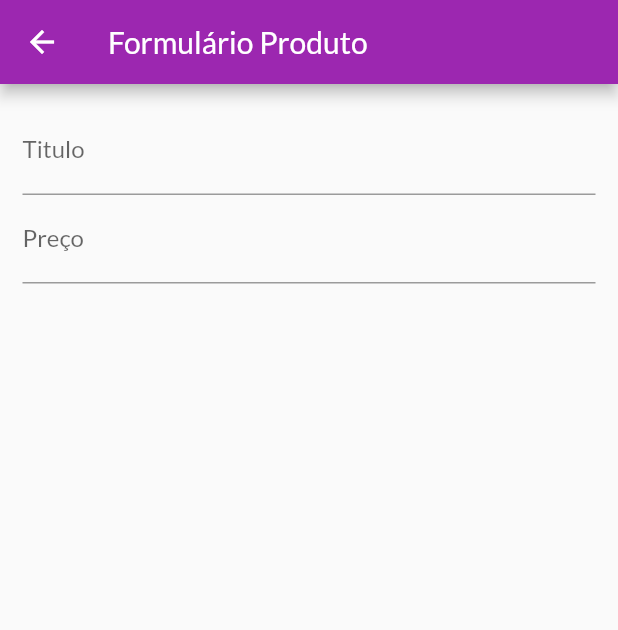
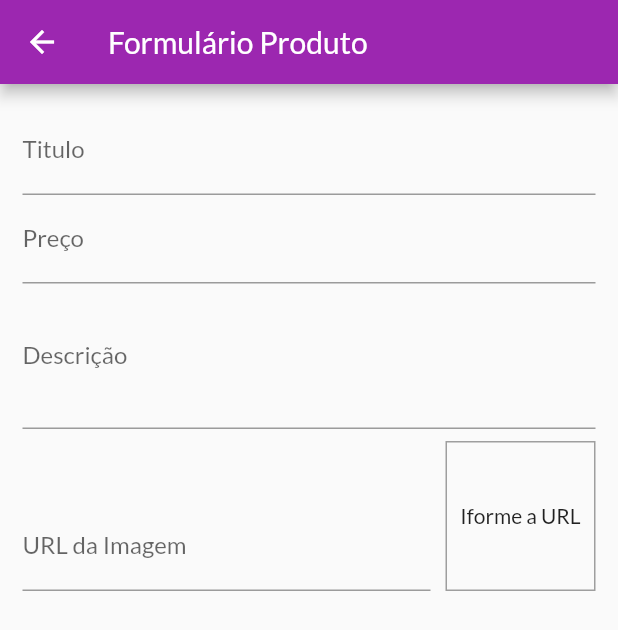
Before and after one commit to WSixx/My-Shop-Flutter, a Flutter app: the ProductFormScreen screen opened by its route, on a phone screen of 412 x 824 dp. Shown: the top 630 px of the screen. Run offline on Flutter 3.47's test engine with Material 2 defaults, Android fonts, the phone set to English and light mode, and no system bars; network calls fail.

Commit message:
Image-Form

```diff
--- a/lib/views/product_form_screen.dart
+++ b/lib/views/product_form_screen.dart
@@ -7,6 +7,29 @@ class ProductFormScreen extends StatefulWidget {
 
 class _ProductFormScreenState extends State<ProductFormScreen> {
   final _priceFocusNode = FocusNode();
+  final _descriptionFocusNode = FocusNode();
+  final _imageFocusNode = FocusNode();
+  final _imageUrlController = TextEditingController();
+
+  @override
+  void initState() {
+    super.initState();
+    _imageFocusNode.addListener(_updateImage);
+  }
+
+  void _updateImage() {
+    setState(() {});
+  }
+
+  @override
+  void dispose() {
+    super.dispose();
+    _priceFocusNode.dispose();
+    _descriptionFocusNode.dispose();
+    _imageFocusNode.removeListener(_updateImage);
+    _imageFocusNode.dispose();
+  }
+
   @override
   Widget build(BuildContext context) {
     return Scaffold(
@@ -34,6 +57,45 @@ class _ProductFormScreenState extends State<ProductFormScreen> {
                   labelText: 'Preço',
                 ),
               ),
+              TextFormField(
+                maxLines: 3,
+                textInputAction: TextInputAction.next,
+                keyboardType: TextInputType.multiline,
+                decoration: InputDecoration(
+                  labelText: 'Descrição',
+                ),
+                onFieldSubmitted: (_) =>
+                    FocusScope.of(context).requestFocus(_descriptionFocusNode),
+              ),
+              Row(
+                crossAxisAlignment: CrossAxisAlignment.end,
+                children: [
+                  Expanded(
+                    child: TextFormField(
+                      controller: _imageUrlController,
+                      focusNode: _imageFocusNode,
+                      decoration: InputDecoration(labelText: 'URL da Imagem'),
+                      keyboardType: TextInputType.url,
+                      textInputAction: TextInputAction.done,
+                    ),
+                  ),
+                  Container(
+                    margin: EdgeInsets.only(top: 8, left: 10),
+                    width: 100,
+                    height: 100,
+                    decoration: BoxDecoration(
+                      border: Border.all(color: Colors.grey, width: 1),
+                    ),
+                    alignment: Alignment.center,
+                    child: _imageUrlController.text.isEmpty
+                        ? Text('Iforme a URL')
+                        : FittedBox(
+                            child: Image.network(_imageUrlController.text),
+                            fit: BoxFit.cover,
+                          ),
+                  ),
+                ],
+              ),
             ],
           ),
         ),
```
